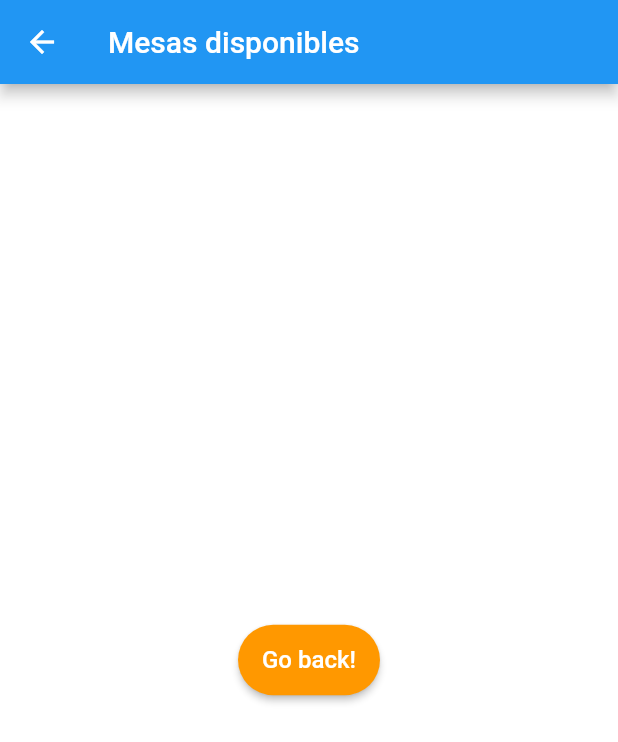
After one commit to everfgmolinas/segundo_parcia_backend_frontend, a Flutter app: the Reservation screen opened directly, on a phone screen of 412 x 824 dp. The commit adds this screen. Shown: the top 742 px of the screen. Run offline on Flutter 3.47's test engine with Material 2 defaults, Android fonts, the phone set to English and light mode, and no system bars; our stand-ins replace bloc, dartz, dio, flutter_bloc, flutter_dotenv, flutter_secure_storage and 1 more; accounts and stored records are empty; network calls fail; Roboto replaces fonts that are missing (Montserrat).

Commit message:
feat:reservation page

```diff
--- /dev/null
+++ b/lib/pages/gestor_pages/reservation_page.dart
@@ -0,0 +1,31 @@
+import 'package:flutter/cupertino.dart';
+import 'package:flutter/material.dart';
+
+class Reservation extends StatefulWidget {
+  const Reservation({Key? key}) : super(key: key);
+
+  @override
+  State<StatefulWidget> createState() => StateReservation();
+
+
+}
+
+class StateReservation extends State<Reservation> {
+
+  @override
+  Widget build(BuildContext context) {
+    return Scaffold(
+      appBar: AppBar(
+        title: const Text('Mesas disponibles'),
+      ),
+      body: Center(
+        child: ElevatedButton(
+          onPressed: () {
+            Navigator.pop(context);
+          },
+          child: const Text('Go back!'),
+        ),
+      ),
+    );
+  }
+}
```
Also changed, not shown: lib/pages/gestor_pages/restaurant_pages.dart (+14 -0 lines).
